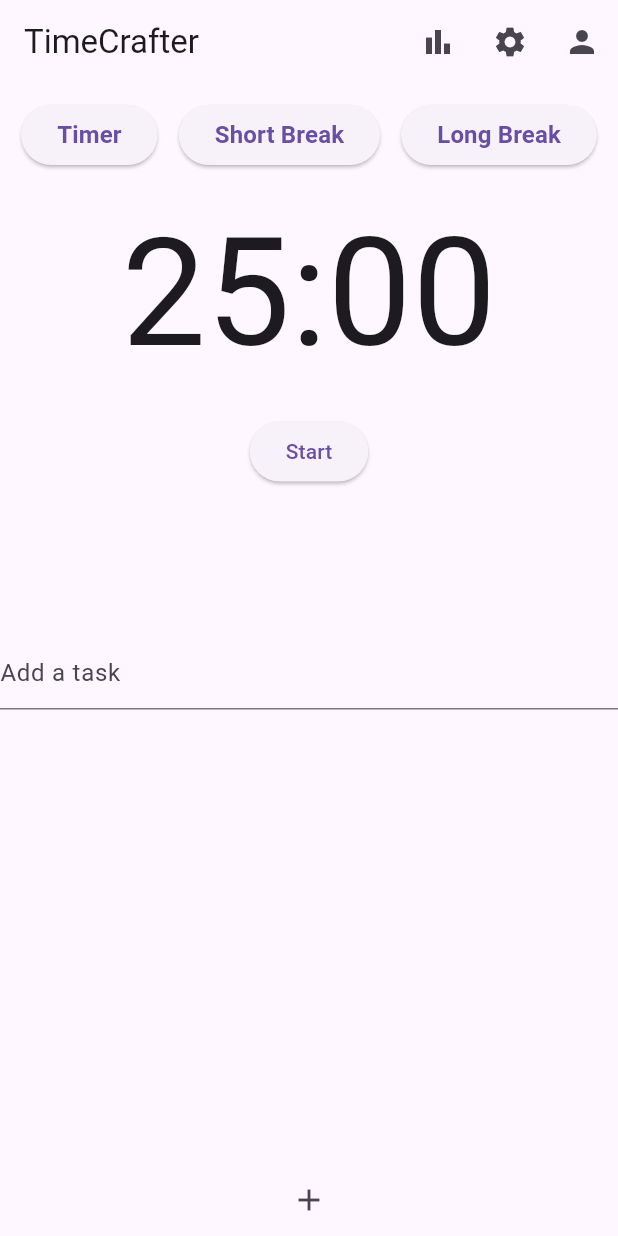
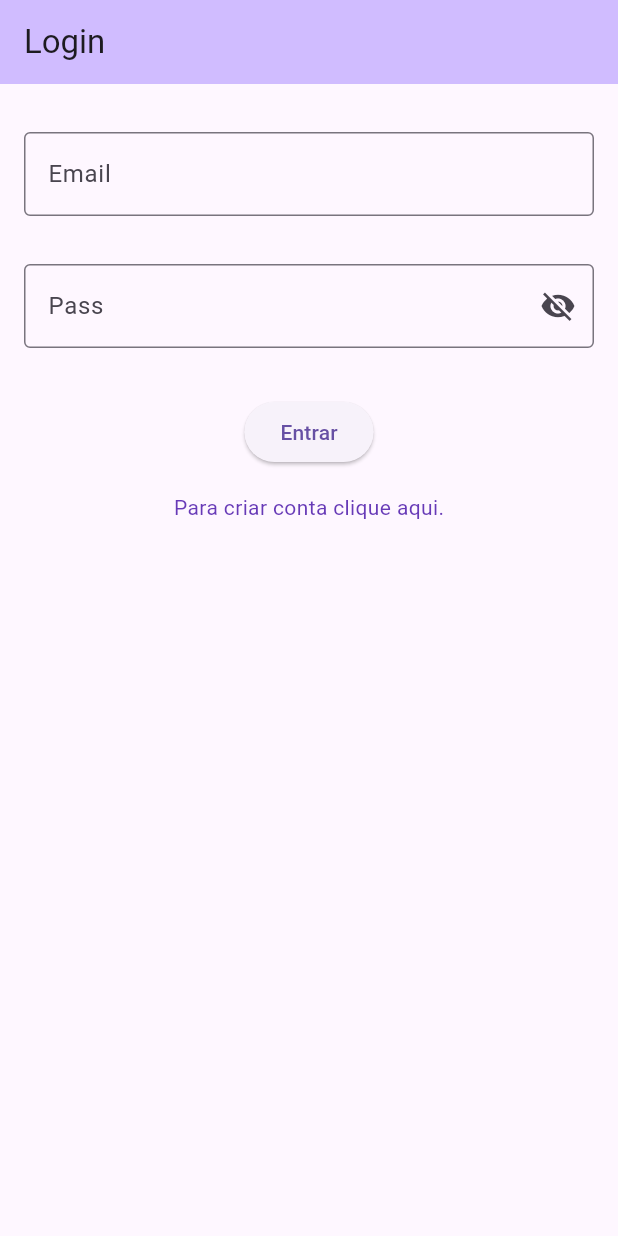
Before and after one commit to Bruno-RBento/TimeCrafter, a Flutter app: the screen it shows after launch, on a phone screen of 412 x 824 dp. Run offline on Flutter 3.47's test engine with Material 3 defaults, Android fonts, the phone set to English and light mode, and no system bars; our stand-ins replace timer_builder.

Commit message:
add  login, criar conta, profile

```diff
--- /dev/null
+++ b/lib/login.dart
@@ -0,0 +1,118 @@
+import 'package:flutter/material.dart';
+import 'criar_conta.dart';
+
+class Login extends StatefulWidget {
+  const Login({super.key});
+  final String title = 'Login';
+
+  @override
+  State<Login> createState() => _LoginState();
+}
+
+class _LoginState extends State<Login> {
+  final _formkey = GlobalKey<FormState>();
+
+  TextEditingController emailController = TextEditingController();
+  TextEditingController passwordController = TextEditingController();
+
+  bool _showPassword = false;
+
+  @override
+  Widget build(BuildContext context) {
+    return Scaffold(
+      appBar: AppBar(
+        backgroundColor: Theme.of(context).colorScheme.inversePrimary,
+        title: Text(widget.title),
+      ),
+      body: Form(
+        key: _formkey,
+        child: Padding(
+          padding: const EdgeInsets.symmetric(horizontal: 8, vertical: 16),
+          child: Column(
+            crossAxisAlignment: CrossAxisAlignment.center,
+            children: [
+              Padding(
+                padding:
+                    const EdgeInsets.symmetric(horizontal: 8, vertical: 16),
+                child: TextFormField(
+                  controller: emailController,
+                  decoration: const InputDecoration(
+                      border: OutlineInputBorder(), labelText: "Email"),
+                  validator: (value) {
+                    if (value == null || value.isEmpty) {
+                      return 'Por favor coloque o seu email';
+                    } else {
+                      return null;
+                    }
+                  },
+                ),
+              ),
+              Padding(
+                padding:
+                    const EdgeInsets.symmetric(horizontal: 8, vertical: 16),
+                child: TextFormField(
+                  controller: passwordController,
+                  obscureText: !_showPassword,
+                  decoration: InputDecoration(
+                      border: const OutlineInputBorder(),
+                      labelText: "Pass",
+                      suffixIcon: IconButton(
+                        icon: Icon(_showPassword
+                            ? Icons.visibility
+                            : Icons.visibility_off),
+                        onPressed: () {
+                          setState(() {
+                            _showPassword = !_showPassword;
+                          });
+                        },
+                      )),
+                  validator: (value) {
+                    if (value == null || value.isEmpty) {
+                      return 'Por favor coloque a sua password';
+                    } else {
+                      return null;
+                    }
+                  },
+                ),
+              ),
+              Padding(
+                padding:
+                    const EdgeInsets.symmetric(horizontal: 8, vertical: 16),
+                child: Center(
+                  child: ElevatedButton(
+                    onPressed: () {
+                      if (_formkey.currentState!.validate()) {
+                        //levar para pagina principal
+                      } else {
+                        ScaffoldMessenger.of(context).showSnackBar(
+                          const SnackBar(
+                              content: Text('Por favor preencha os campos!')),
+                        );
+                      }
+                    },
+                    child: const Text('Entrar'),
+                  ),
+                ),
+              ),
+              Padding(
+                padding: const EdgeInsets.symmetric(horizontal: 8, vertical: 0),
+                child: GestureDetector(
+                  onTap: () {
+                    Navigator.push(
+                      context,
+                      MaterialPageRoute(builder: (context) => cria_conta()),
+                    );
+                  },
+                  child: Text(
+                    'Para criar conta clique aqui.',
+                    style: TextStyle(color: Colors.deepPurple),
+                  ),
+                ),
+              ),
+            ],
+          ),
+        ),
+      ),
+    );
+  }
+}
--- a/lib/main.dart
+++ b/lib/main.dart
@@ -1,6 +1,6 @@
 import 'package:flutter/material.dart';
 import 'package:time_crafter/timer_crafter.dart';
-
+import 'package:time_crafter/login.dart';
 
 void main() {
   runApp(MyApp());
@@ -10,7 +10,7 @@ class MyApp extends StatelessWidget {
   @override
   Widget build(BuildContext context) {
     return MaterialApp(
-      home: timer_crafter(),
+      home: Login(),      //home: timer_crafter(),
     );
   }
 }
--- a/primeiro.dart
+++ b/primeiro.dart
@@ -1,6 +1,6 @@
-import 'dart:ffi';
+
 import 'package:flutter/material.dart';
-import 'package:semana5/terceira.dart';
+// import 'package:semana5/terceira.dart';
 import 'package:syncfusion_flutter_charts/charts.dart';
 
 class GraphPage extends StatefulWidget {
--- a/segundo.dart
+++ b/segundo.dart
@@ -1,7 +1,7 @@
 import 'package:flutter/material.dart';
 import 'dart:io';
 import 'package:flutter/services.dart' show rootBundle;
-import 'package:semana5/segundo.dart';
+import './segundo.dart';
 
 
 void main() {
--- a/terceira.dart
+++ b/terceira.dart
@@ -1,6 +1,6 @@
 import 'package:syncfusion_flutter_charts/charts.dart';
 import 'package:flutter/material.dart';
-import 'main.dart';
+import 'primeiro.dart';
 
 
 void main() {
```
Also changed, not shown: lib/criar_conta.dart (added, +145 -0 lines), lib/profile.dart (+108 -4 lines), lib/todelete.txt (added, +13 -0 lines).
